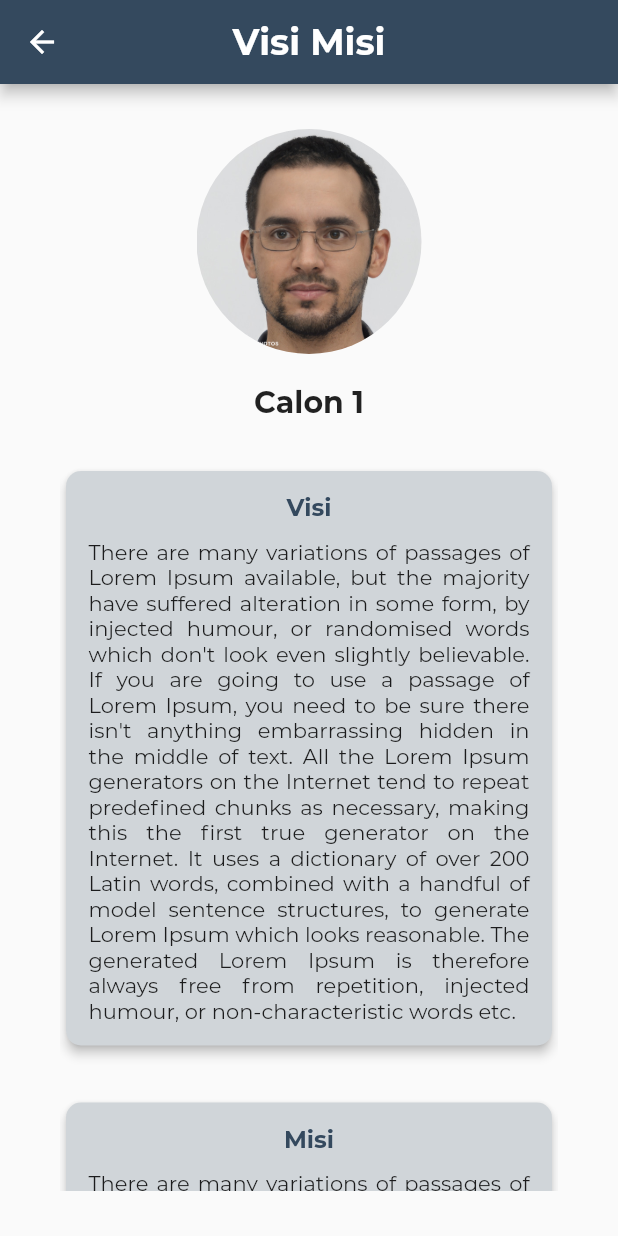
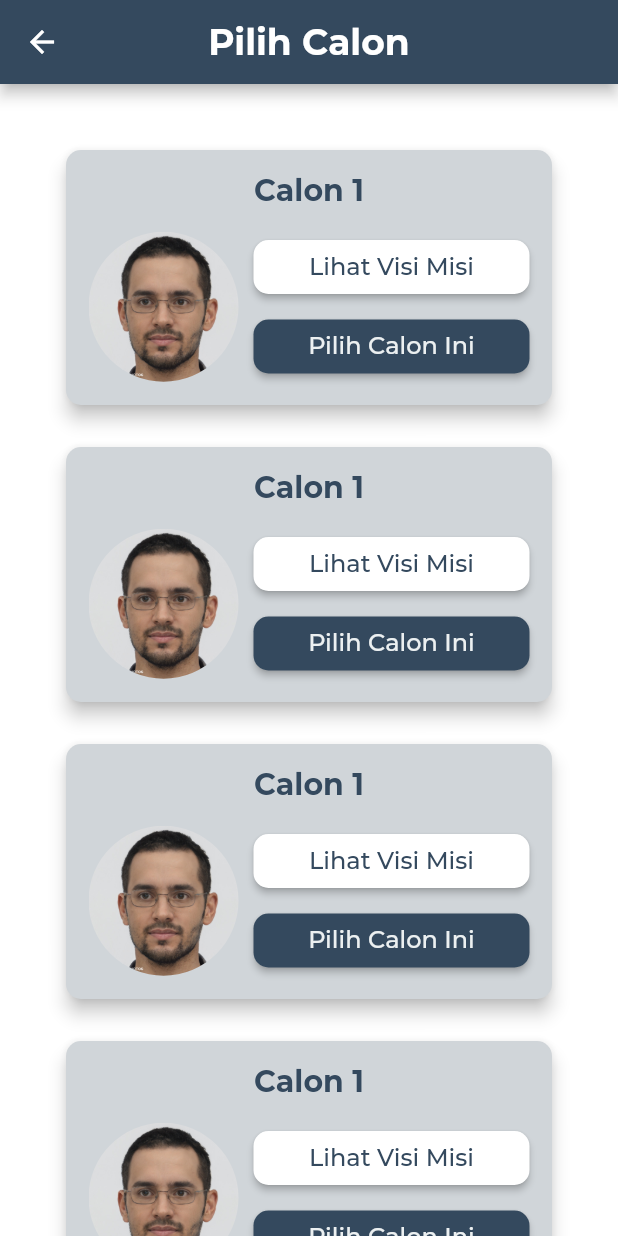
Before and after one commit to uloydev/evoting, a Flutter app: the screen it shows after launch, on a phone screen of 412 x 824 dp. Run offline on Flutter 3.47's test engine with Material 2 defaults, Android fonts, the phone set to English and light mode, and no system bars; our stand-ins replace curved_navigation_bar.

Commit message:
[ADD] candidate selector screen

```diff
--- /dev/null
+++ b/lib/components/candidate_selector_card.dart
@@ -0,0 +1,79 @@
+import 'package:evoting/components/candidate_count_card.dart';
+import 'package:evoting/components/candidate_score.dart';
+import 'package:evoting/components/primary_button.dart';
+import 'package:evoting/components/start_voting_button.dart';
+import 'package:evoting/components/winner_card.dart';
+import 'package:evoting/constants/color.dart';
+import 'package:flutter/material.dart';
+
+class CandidateSelectorCard extends StatelessWidget {
+  const CandidateSelectorCard({
+    Key? key,
+  }) : super(key: key);
+
+  @override
+  Widget build(BuildContext context) {
+    return Card(
+      elevation: 5,
+      shape: RoundedRectangleBorder(
+        borderRadius: BorderRadius.circular(10.0),
+      ),
+      color: greyColor,
+      child: Padding(
+        padding: EdgeInsets.all(15.0),
+        child: Column(
+          children: [
+            Text(
+              "Calon 1",
+              textAlign: TextAlign.center,
+              style: TextStyle(
+                fontSize: 20,
+                fontWeight: FontWeight.bold,
+                color: primaryColor,
+              ),
+            ),
+            SizedBox(height: 15),
+            Row(
+              children: [
+                Center(
+                  child: ClipRRect(
+                    borderRadius: BorderRadius.circular(50),
+                    child: Image.asset(
+                      "assets/images/person.jpg",
+                      width: 100,
+                      height: 100,
+                    ),
+                  ),
+                ),
+                SizedBox(width: 10),
+                Expanded(
+                  child: Column(
+                    children: [
+                      SizedBox(
+                        width: double.infinity,
+                        child: PrimaryButton(
+                          text: "Lihat Visi Misi",
+                          padding: 5,
+                          color: Colors.white,
+                          textColor: primaryColor,
+                        ),
+                      ),
+                      SizedBox(height: 5),
+                      SizedBox(
+                        width: double.infinity,
+                        child: PrimaryButton(
+                          text: "Pilih Calon Ini",
+                          padding: 5,
+                        ),
+                      )
+                    ],
+                  ),
+                ),
+              ],
+            ),
+          ],
+        ),
+      ),
+    );
+  }
+}
--- a/lib/components/primary_button.dart
+++ b/lib/components/primary_button.dart
@@ -3,11 +3,15 @@ import 'package:flutter/material.dart';
 
 class PrimaryButton extends StatelessWidget {
   final Color color;
+  final Color textColor;
   final String text;
+  final double padding;
 
   const PrimaryButton({
     Key? key,
     this.color = primaryColor,
+    this.textColor = lightgreyColor,
+    this.padding = 15,
     required this.text,
   }) : super(key: key);
 
@@ -18,12 +22,12 @@ class PrimaryButton extends StatelessWidget {
       shape: RoundedRectangleBorder(
         borderRadius: BorderRadius.circular(10),
       ),
-      padding: EdgeInsets.all(15),
+      padding: EdgeInsets.all(this.padding),
       color: this.color,
       child: Text(
         this.text,
         style: TextStyle(
-          color: lightgreyColor,
+          color: this.textColor,
           fontSize: 16,
           fontWeight: FontWeight.w500,
         ),
--- a/lib/main.dart
+++ b/lib/main.dart
@@ -1,4 +1,5 @@
 import 'package:evoting/screens/candidate_detail_screen.dart';
+import 'package:evoting/screens/candidate_selector_screen.dart';
 import 'package:evoting/screens/change_password_screen.dart';
 import 'package:evoting/screens/history_screen.dart';
 import 'package:evoting/screens/home_screen.dart';
@@ -30,7 +31,7 @@ class MyApp extends StatelessWidget {
         primarySwatch: Colors.blue,
         fontFamily: "Montserrat",
       ),
-      home: CandidateDetailScreen(),
+      home: CandidateSelectorScreen(),
     );
   }
 }
--- /dev/null
+++ b/lib/screens/candidate_selector_screen.dart
@@ -0,0 +1,59 @@
+import 'dart:ui';
+
+import 'package:curved_navigation_bar/curved_navigation_bar.dart';
+import 'package:evoting/components/candidate_score.dart';
+import 'package:evoting/components/candidate_selector_card.dart';
+import 'package:evoting/components/primary_button.dart';
+import 'package:evoting/components/profile_input.dart';
+import 'package:evoting/components/voting_history_card.dart';
+import 'package:evoting/components/winner_card.dart';
+import 'package:evoting/constants/color.dart';
+import 'package:flutter/material.dart';
+
+class CandidateSelectorScreen extends StatefulWidget {
+  const CandidateSelectorScreen({Key? key}) : super(key: key);
+
+  @override
+  _CandidateSelectorScreenState createState() =>
+      _CandidateSelectorScreenState();
+}
+
+class _CandidateSelectorScreenState extends State<CandidateSelectorScreen> {
+  static const String lorem =
+      'There are many variations of passages of Lorem Ipsum available, but the majority have suffered alteration in some form, by injected humour, or randomised words which don\'t look even slightly believable. If you are going to use a passage of Lorem Ipsum, you need to be sure there isn\'t anything embarrassing hidden in the middle of text. All the Lorem Ipsum generators on the Internet tend to repeat predefined chunks as necessary, making this the first true generator on the Internet. It uses a dictionary of over 200 Latin words, combined with a handful of model sentence structures, to generate Lorem Ipsum which looks reasonable. The generated Lorem Ipsum is therefore always free from repetition, injected humour, or non-characteristic words etc.';
+
+  @override
+  Widget build(BuildContext context) {
+    return Scaffold(
+      appBar: AppBar(
+        leading: GestureDetector(
+          child: Icon(Icons.arrow_back),
+          onTap: () => {},
+        ),
+        centerTitle: true,
+        title: Text(
+          'Pilih Calon',
+          style: TextStyle(fontSize: 24, fontWeight: FontWeight.bold),
+        ),
+        backgroundColor: primaryColor,
+      ),
+      body: Container(
+        color: Colors.white,
+        child: ListView(
+          padding: EdgeInsets.symmetric(vertical: 20, horizontal: 40),
+          children: [
+            SizedBox(height: 20),
+            CandidateSelectorCard(),
+            SizedBox(height: 20),
+            CandidateSelectorCard(),
+            SizedBox(height: 20),
+            CandidateSelectorCard(),
+            SizedBox(height: 20),
+            CandidateSelectorCard(),
+            SizedBox(height: 20),
+          ],
+        ),
+      ),
+    );
+  }
+}
```
